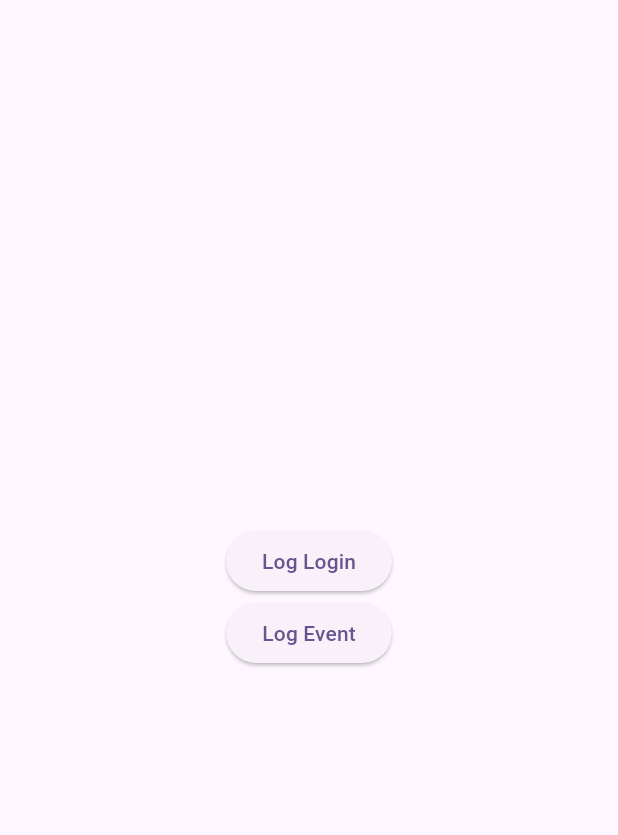
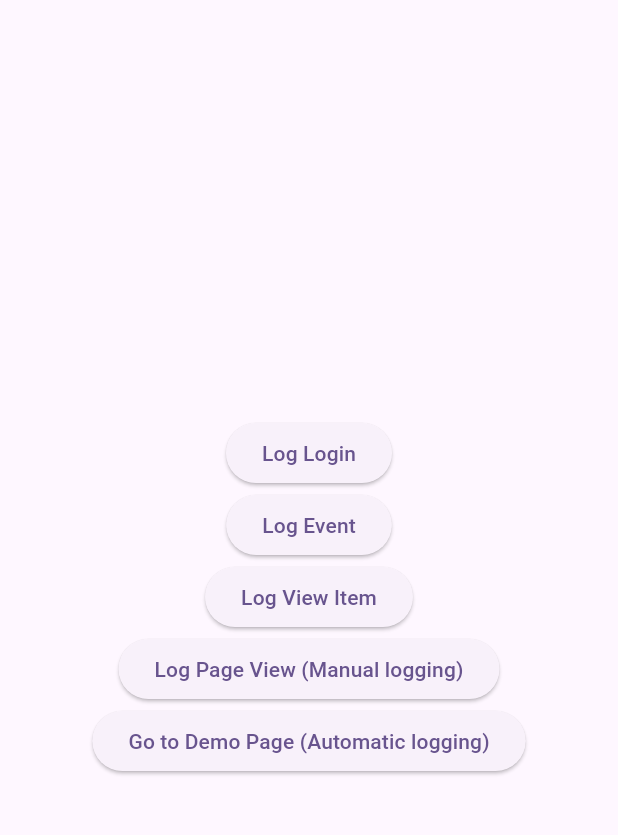
Before and after one commit to markopolo-inc/marktag-sdk-flutter, a Flutter app: the screen it shows after launch, after a tap on "Log Login", on a phone screen of 412 x 824 dp, the part 63-898 px from its top. Run offline on Flutter 3.47's test engine with Material 3 defaults, Android fonts, the phone set to English and light mode, and no system bars; our stand-ins replace shared_preferences; accounts and stored records are empty; network calls fail.

Commit message:
feat: 🎸 add navigator observer

````diff
--- a/example/lib/main.dart
+++ b/example/lib/main.dart
@@ -1,9 +1,10 @@
+import 'package:example/demo_page.dart';
 import 'package:flutter/material.dart';
 import 'package:marktag/marktag.dart';
 
 void main() {
   WidgetsFlutterBinding.ensureInitialized();
-  Marktag.instance.init(tag: 'test-tag.website.com');
+  Marktag.instance.init(tag: 'mtag-4.markopolo.ai');
   runApp(const MyApp());
 }
 
@@ -14,13 +15,33 @@ class MyApp extends StatelessWidget {
   Widget build(BuildContext context) {
     return MaterialApp(
       title: 'Marktag Example',
+      navigatorObservers: [
+        // Add this observer to automatically log page views
+        MarktagNavigatorObserver(
+          marktag: Marktag.instance,
+        ),
+      ],
       theme: ThemeData(
         colorScheme: ColorScheme.fromSeed(seedColor: Colors.deepPurple),
         useMaterial3: true,
       ),
-      home: Scaffold(
+      home: const HomePage(),
+      routes: {
+        // Route name must be set for automatic logging. If you use navigator 2.0, this is automatically done.
+        '/demo': (context) => const DemoPage(),
+      },
+    );
+  }
+}
+
+class HomePage extends StatelessWidget {
+  const HomePage({super.key});
+
+  @override
+  Widget build(BuildContext context) {
+    return Scaffold(
       appBar: AppBar(
-          title: Text('Marktag Example'),
+        title: const Text('Marktag Example'),
       ),
       body: Center(
         child: Column(
@@ -34,7 +55,7 @@ class MyApp extends StatelessWidget {
                   phone: '+1234567890',
                 );
               },
-                child: Text('Log Login'),
+              child: const Text('Log Login'),
             ),
             ElevatedButton(
               onPressed: () {
@@ -45,10 +66,44 @@ class MyApp extends StatelessWidget {
                   ),
                 );
               },
-                child: Text('Log Event'),
+              child: const Text('Log Event'),
+            ),
+            ElevatedButton(
+              onPressed: () {
+                Marktag.instance.logEvent(
+                  MarkTagEvent(
+                    event: 'ViewItem',
+                    pageUrl: '/',
+                    items: [
+                      MarkTagEventItem(
+                        id: '123',
+                        name: 'Test Item',
+                        price: 100,
+                        quantity: 1,
+                        category: 'Test Category',
+                        variant: 'Test Variant',
+                        coupon: 'TEST123',
+                        discount: 10,
                       ),
                     ],
                   ),
+                );
+              },
+              child: const Text('Log View Item'),
+            ),
+            ElevatedButton(
+              onPressed: () {
+                Marktag.instance.logPageView('test-page');
+              },
+              child: const Text('Log Page View (Manual logging)'),
+            ),
+            ElevatedButton(
+              onPressed: () {
+                Navigator.of(context).pushNamed('/demo');
+              },
+              child: const Text('Go to Demo Page (Automatic logging)'),
+            ),
+          ],
         ),
       ),
     );
--- a/lib/marktag.dart
+++ b/lib/marktag.dart
@@ -2,4 +2,5 @@
 library;
 
 export 'src/marktag.dart';
+export 'src/marktag_navigator_observer.dart';
 export 'src/models/marktag_event.dart';
--- /dev/null
+++ b/lib/src/marktag_navigator_observer.dart
@@ -0,0 +1,113 @@
+import 'package:flutter/material.dart';
+import 'package:marktag/src/marktag.dart';
+import 'package:marktag/src/services/logger_service.dart';
+
+/// Signature for a function that extracts a screen name from [RouteSettings].
+///
+/// This allows customization of how screen names are determined from routes.
+typedef ScreenNameExtractor = String? Function(RouteSettings settings);
+
+/// Default implementation of [ScreenNameExtractor] that returns the route name.
+String? defaultNameExtractor(RouteSettings settings) => settings.name;
+
+/// [RouteFilter] allows filtering out routes that should not be tracked.
+///
+/// By default, only [PageRoute]s are tracked.
+typedef RouteFilter = bool Function(Route<dynamic>? route);
+
+/// Default implementation of [RouteFilter] that only tracks [PageRoute]s.
+bool defaultRouteFilter(Route<dynamic>? route) => route is PageRoute;
+
+/// A [NavigatorObserver] that automatically logs page views to Marktag.
+///
+/// Add this observer to your MaterialApp's navigatorObservers to automatically
+/// track page navigation events:
+///
+/// ```dart
+/// MaterialApp(
+///   navigatorObservers: [MarktagNavigatorObserver()],
+///   // ...
+/// )
+/// ```
+///
+/// You can customize how screen names are extracted from routes by providing a
+/// custom [nameExtractor], and can filter which routes
+/// are tracked with [routeFilter].
+///
+/// The following navigation operations will trigger screen view tracking:
+/// - Push: When a new route is pushed onto the navigator
+/// - Replace: When a route is replaced with another route
+/// - Pop: When returning to a previous route
+///
+/// This observer can also be used with [RouteAware] for more granular tracking.
+class MarktagNavigatorObserver extends RouteObserver<ModalRoute<dynamic>> {
+  /// Creates a [MarktagNavigatorObserver] instance.
+  ///
+  /// - [logger]: Optional custom logger,
+  /// defaults to LoggerService with name 'MarktagNavigatorObserver'
+  /// - [nameExtractor]: Function to extract screen names from routes,
+  /// defaults to using route.settings.name
+  /// - [routeFilter]: Function to determine which routes should be tracked,
+  /// defaults to only tracking PageRoutes
+  /// - [onError]: Optional callback for handling errors during tracking
+  MarktagNavigatorObserver({
+    required this.marktag,
+    this.nameExtractor = defaultNameExtractor,
+    this.routeFilter = defaultRouteFilter,
+    void Function(Exception error)? onError,
+  }) : _onError = onError;
+
+  /// The [Marktag] instance to use for logging.
+  final Marktag marktag;
+
+  /// Function to extract screen names from routes.
+  final ScreenNameExtractor nameExtractor;
+
+  /// Function to determine which routes should be tracked.
+  final RouteFilter routeFilter;
+
+  /// Optional callback for handling errors during tracking.
+  final void Function(Exception error)? _onError;
+
+  /// Logs a page view to Marktag.
+  void _logPageView(Route<dynamic> route) {
+    const logger = LoggerService(name: 'MarktagNavigatorObserver');
+    try {
+      final screenName = nameExtractor(route.settings);
+      if (screenName != null && screenName.isNotEmpty) {
+        logger.debugLog('Navigated to: $screenName');
+        marktag.logPageView(screenName);
+      }
+    } on Exception catch (error) {
+      if (_onError != null) {
+        _onError(error);
+      } else {
+        logger.debugLog('Error logging page view: $error', error: error);
+      }
+    }
+  }
+
+  @override
+  void didPush(Route<dynamic> route, Route<dynamic>? previousRoute) {
+    super.didPush(route, previousRoute);
+    if (routeFilter(route)) {
+      _logPageView(route);
+    }
+  }
+
+  @override
+  void didReplace({Route<dynamic>? newRoute, Route<dynamic>? oldRoute}) {
+    super.didReplace(newRoute: newRoute, oldRoute: oldRoute);
+    if (newRoute != null && routeFilter(newRoute)) {
+      _logPageView(newRoute);
+    }
+  }
+
+  @override
+  void didPop(Route<dynamic> route, Route<dynamic>? previousRoute) {
+    super.didPop(route, previousRoute);
+    if (previousRoute != null && routeFilter(previousRoute)) {
+      _logPageView(previousRoute);
+    }
+  }
+}
--- a/lib/src/models/marktag_event.dart
+++ b/lib/src/models/marktag_event.dart
@@ -122,7 +122,7 @@ class MarkTagEvent {
     return MarkTagEvent(
       event: json['event'] as String,
       eventSource: json['event_source'] as String?,
-      pageUrl: json['pageUrl'] as String?,
+      pageUrl: json['page_url'] as String?,
       email: json['email'] as String?,
       phone: json['phone'] as String?,
       mtRefSrc: json['mt_ref_src'] as String?,
@@ -163,7 +163,7 @@ class MarkTagEvent {
   Map<String, dynamic> toJson() => {
         'event': event,
         if (eventSource != null) 'event_source': eventSource,
-        if (pageUrl != null) 'pageUrl': pageUrl,
+        if (pageUrl != null) 'page_url': pageUrl,
         if (email != null) 'email': email,
         if (phone != null) 'phone': phone,
         if (mtRefSrc != null) 'mt_ref_src': mtRefSrc,
--- a/lib/src/services/payload_service.dart
+++ b/lib/src/services/payload_service.dart
@@ -29,6 +29,12 @@ class PayloadService {
   /// The payload includes user information, IP information, and event details.
   /// Returns a [Future] that completes with the payload as a [Map].
   Future<Map<String, dynamic>> createPayload(MarkTagEvent event) async {
+    if (event.email != null || event.phone != null) {
+      await userService.setUser(
+        email: event.email,
+        phone: event.phone,
+      );
+    }
     final user = await userService.getUser();
     final ipInfo = await ipService.getIpInfo();
     final payload = {
@@ -37,6 +43,7 @@ class PayloadService {
       'event_source': 'mobile',
       ...user.toJson(),
       'event': event.event,
+      'pageUrl': event.pageUrl,
       'products': event.items?.map((e) => e.toJson()).toList(),
       ...?event.metadata,
     };
````
Also changed, not shown: example/lib/demo_page.dart (added, +35 -0 lines), lib/src/marktag.dart (+42 -0 lines). Lines whose indentation alone changed are shown as unchanged.
